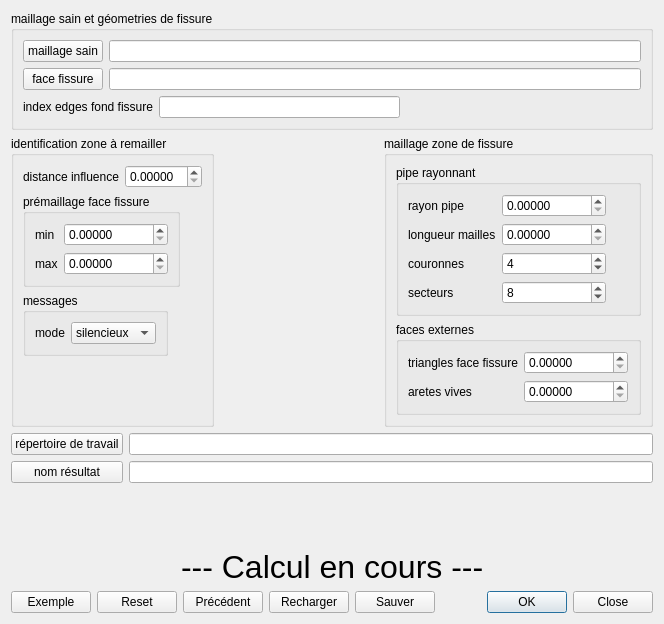
Above: src/Tools/blocFissure/ihm/fissureGenerale.ui from SalomePlatform/smesh before the change. Below: the same form after it.
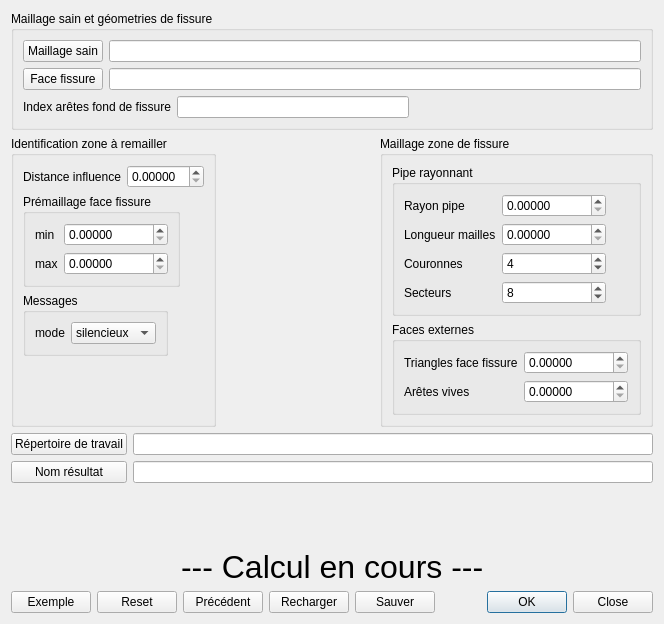
That is the form after the change.

Commit message: Correction des informations

Diff of the .ui file:
```diff
--- a/src/Tools/blocFissure/ihm/fissureGenerale.ui
+++ b/src/Tools/blocFissure/ihm/fissureGenerale.ui
@@ -20,7 +20,7 @@
    <item>
     <widget class="QGroupBox" name="groupBox">
      <property name="title">
-      <string>maillage sain et géometries de fissure</string>
+      <string>Maillage sain et géometries de fissure</string>
      </property>
      <layout class="QGridLayout" name="gridLayout_4">
       <item row="1" column="0">
@@ -28,7 +28,7 @@
         <item>
          <widget class="QLabel" name="label">
           <property name="text">
-           <string>index edges fond fissure</string>
+           <string>Index arêtes fond de fissure</string>
           </property>
          </widget>
         </item>
@@ -69,7 +69,7 @@
            <string>&lt;html&gt;&lt;head/&gt;&lt;body&gt;&lt;p&gt;sélection du fichier brep (géométrie) décrivant la face de fissure.&lt;/p&gt;&lt;p&gt;Un champ rouge correspond à un fichier inexistant.&lt;/p&gt;&lt;/body&gt;&lt;/html&gt;</string>
           </property>
           <property name="text">
-           <string>face fissure</string>
+           <string>Face fissure</string>
           </property>
          </widget>
         </item>
@@ -86,7 +86,7 @@
            <string>&lt;html&gt;&lt;head/&gt;&lt;body&gt;&lt;p&gt;sélection du fichier med du maillage sain (hexaèdres)&lt;/p&gt;&lt;p&gt;Un champ rouge correspond à un fichier inexistant.&lt;/p&gt;&lt;/body&gt;&lt;/html&gt;</string>
           </property>
           <property name="text">
-           <string>maillage sain</string>
+           <string>Maillage sain</string>
           </property>
          </widget>
         </item>
@@ -102,7 +102,7 @@
      <item>
       <widget class="QGroupBox" name="groupBox_2">
        <property name="title">
-        <string>identification zone à remailler</string>
+        <string>Identification zone à remailler</string>
        </property>
        <layout class="QVBoxLayout" name="verticalLayout">
         <item>
@@ -110,7 +110,7 @@
           <item>
            <widget class="QLabel" name="label_2">
             <property name="text">
-             <string>distance influence</string>
+             <string>Distance influence</string>
             </property>
            </widget>
           </item>
@@ -131,7 +131,7 @@
           <item>
            <widget class="QGroupBox" name="groupBox_3">
             <property name="title">
-             <string>prémaillage face fissure</string>
+             <string>Prémaillage face fissure</string>
             </property>
             <layout class="QHBoxLayout" name="horizontalLayout_7">
              <item>
@@ -201,7 +201,7 @@
           <item>
            <widget class="QGroupBox" name="groupBox_7">
             <property name="title">
-             <string>messages</string>
+             <string>Messages</string>
             </property>
             <layout class="QHBoxLayout" name="horizontalLayout_6">
              <item>
@@ -294,13 +294,13 @@
         </sizepolicy>
        </property>
        <property name="title">
-        <string>maillage zone de fissure</string>
+        <string>Maillage zone de fissure</string>
        </property>
        <layout class="QVBoxLayout" name="verticalLayout_2">
         <item>
          <widget class="QGroupBox" name="groupBox_5">
           <property name="title">
-           <string>pipe rayonnant</string>
+           <string>Pipe rayonnant</string>
           </property>
           <layout class="QHBoxLayout" name="horizontalLayout_10">
            <item>
@@ -308,7 +308,7 @@
              <item row="0" column="0">
               <widget class="QLabel" name="label_5">
                <property name="text">
-                <string>rayon pipe</string>
+                <string>Rayon pipe</string>
                </property>
               </widget>
              </item>
@@ -328,7 +328,7 @@
              <item row="1" column="0">
               <widget class="QLabel" name="label_6">
                <property name="text">
-                <string>longueur mailles</string>
+                <string>Longueur mailles</string>
                </property>
               </widget>
              </item>
@@ -348,7 +348,7 @@
              <item row="2" column="0">
               <widget class="QLabel" name="label_7">
                <property name="text">
-                <string>couronnes</string>
+                <string>Couronnes</string>
                </property>
               </widget>
              </item>
@@ -371,7 +371,7 @@
              <item row="3" column="0">
               <widget class="QLabel" name="label_8">
                <property name="text">
-                <string>secteurs</string>
+                <string>Secteurs</string>
                </property>
               </widget>
              </item>
@@ -412,7 +412,7 @@
         <item>
          <widget class="QGroupBox" name="groupBox_6">
           <property name="title">
-           <string>faces externes</string>
+           <string>Faces externes</string>
           </property>
           <layout class="QHBoxLayout" name="horizontalLayout_11">
            <item>
@@ -420,7 +420,7 @@
              <item row="0" column="0">
               <widget class="QLabel" name="label_9">
                <property name="text">
-                <string>triangles face fissure</string>
+                <string>Triangles face fissure</string>
                </property>
               </widget>
              </item>
@@ -440,7 +440,7 @@
              <item row="1" column="0">
               <widget class="QLabel" name="label_11">
                <property name="text">
-                <string>aretes vives</string>
+                <string>Arêtes vives</string>
                </property>
               </widget>
              </item>
@@ -485,7 +485,7 @@
      <item row="0" column="0">
       <widget class="QPushButton" name="pb_reptrav">
        <property name="text">
-        <string>répertoire de travail</string>
+        <string>Répertoire de travail</string>
        </property>
       </widget>
      </item>
@@ -499,7 +499,7 @@
      <item row="1" column="0">
       <widget class="QPushButton" name="pb_nomres">
        <property name="text">
-        <string>nom résultat</string>
+        <string>Nom résultat</string>
        </property>
       </widget>
      </item>
```
Left out of the diff: 24 changed lines with no effect on the pictures.
